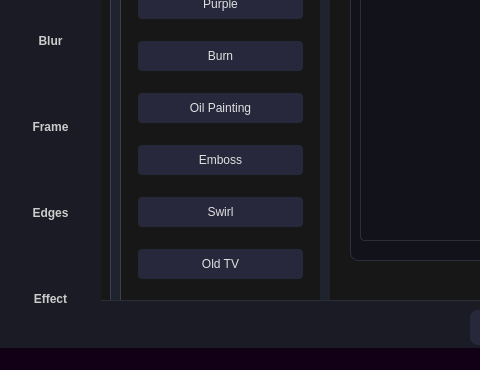
Before: the Qt Designer form mainwindow.ui in Abdelhamid-El-rashidy/RGBit, drawn with Qt 5; both pictures show x 0 to 480 and y 280 to 650 of the 1010 by 650 pixel window.
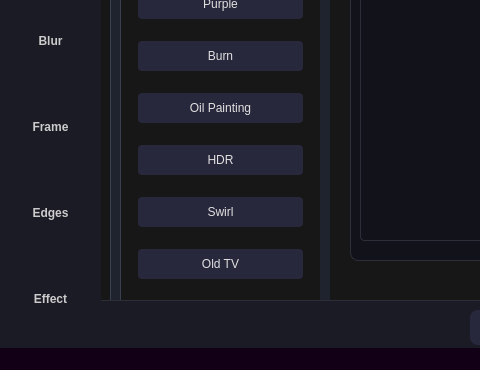
After: the same form once the commit is applied. The open tabs and pages were chosen to show the change. Icons and pictures are not drawn. Custom widgets are drawn as their Qt base class.

Diff of the .ui file:
```diff
--- a/mainwindow.ui
+++ b/mainwindow.ui
@@ -927,7 +927,7 @@
            }</string>
          </property>
          <property name="text">
-          <string>Emboss</string>
+          <string>HDR</string>
          </property>
         </widget>
        </item>
```
Left out of the diff: 2 changed lines with no effect on the pictures.
